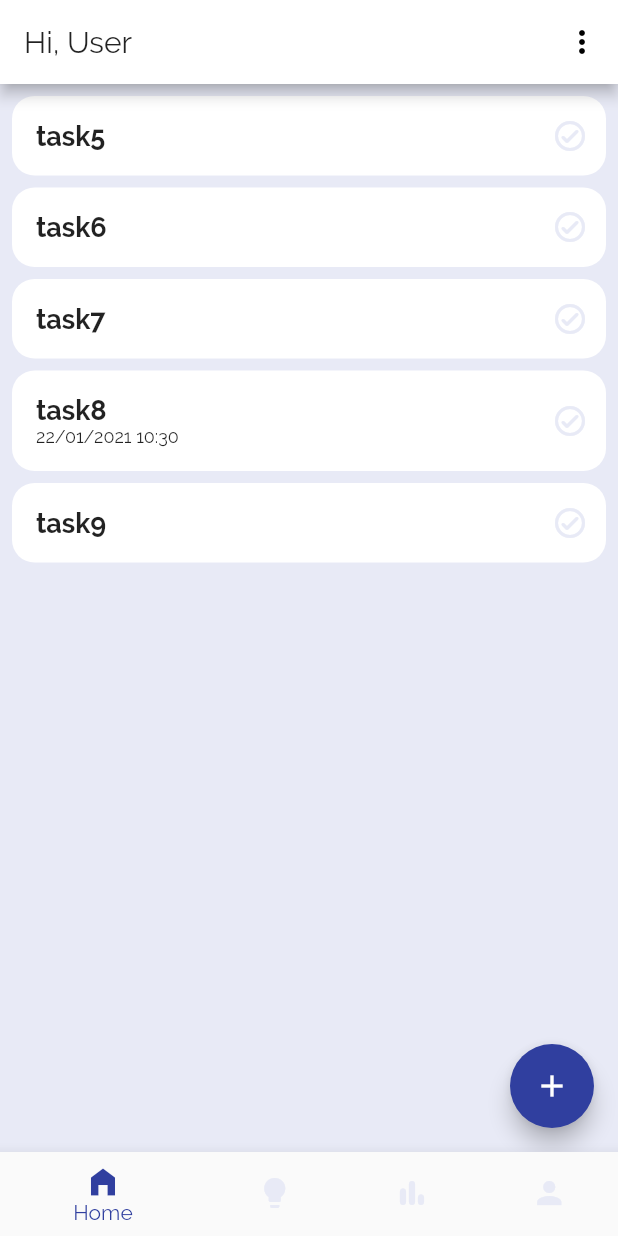
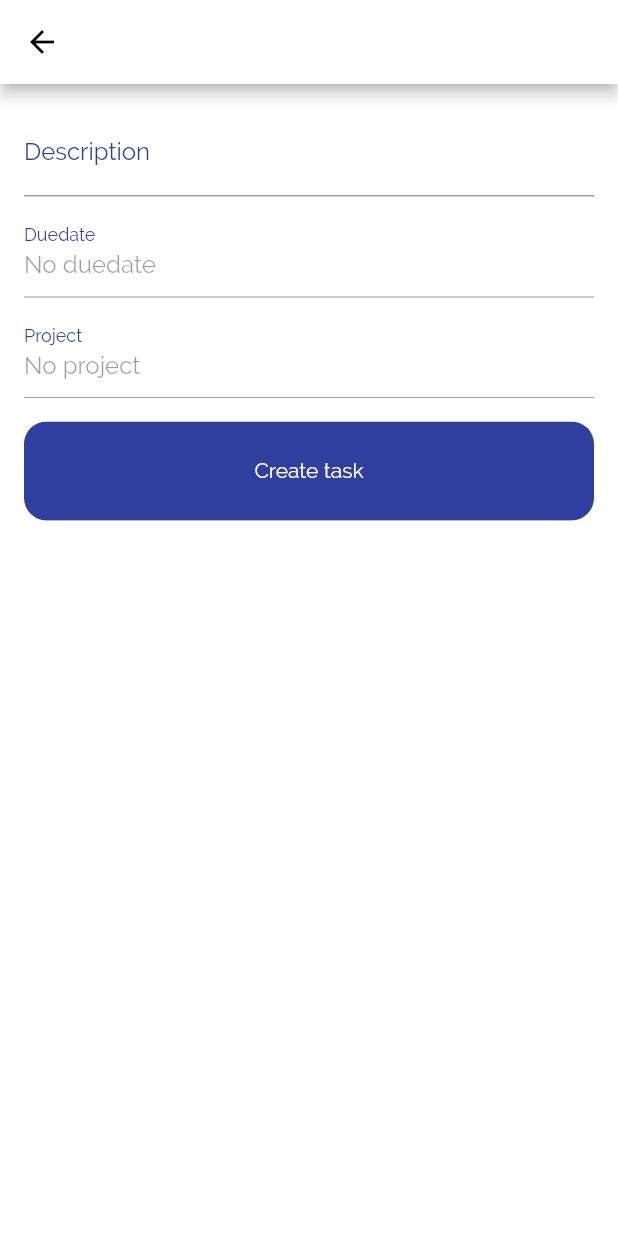
Before and after one commit to smokaleksander/todo_app, a Flutter app: the screen it shows after launch, after a tap on the "check circle outline" icon, after a tap on "task5", on a phone screen of 412 x 824 dp. Run offline on Flutter 3.47's test engine with Material 2 defaults, Android fonts, the phone set to English and light mode, and no system bars.

Commit message:
create new task screen and adding feature

```diff
--- a/lib/main.dart
+++ b/lib/main.dart
@@ -1,14 +1,15 @@
-import 'package:flutter/foundation.dart';
 import 'package:flutter/material.dart';
 import 'package:pomodoro_app/models/project_provider.dart';
 import 'package:pomodoro_app/models/task_provider.dart';
 import 'package:pomodoro_app/screens/StatisticsScreen.dart';
 import 'package:pomodoro_app/screens/profileScreen.dart';
+import 'package:pomodoro_app/screens/task_form_screen.dart';
 import 'package:provider/provider.dart';
 import 'package:pomodoro_app/screens/ProjectDetailScreen.dart';
 import 'package:pomodoro_app/screens/bottomNavManager.dart';
 import 'package:pomodoro_app/screens/homeScreen.dart';
 import 'package:pomodoro_app/screens/ProjectsScreen.dart';
+import './screens/task_form_screen.dart';
 
 void main() => runApp(MyApp());
 
@@ -37,7 +38,8 @@ class MyApp extends StatelessWidget {
           ProjectsScreen.route: (ctx) => ProjectsScreen(),
           ProjectDetailScreen.route: (ctx) => ProjectDetailScreen(),
           ProfileScreen.route: (ctx) => ProfileScreen(),
-          StatisticsScreen.route: (ctx) => StatisticsScreen()
+          StatisticsScreen.route: (ctx) => StatisticsScreen(),
+          TaskFormScreen.route: (ctx) => TaskFormScreen(),
         },
         onUnknownRoute: (settings) {
           return MaterialPageRoute(
--- a/lib/models/task.dart
+++ b/lib/models/task.dart
@@ -2,9 +2,9 @@ import 'package:flutter/foundation.dart';
 
 class Task with ChangeNotifier {
   final String id;
-  String title;
-  DateTime date;
-  String projectId;
+  final String title;
+  final DateTime date;
+  final String projectId;
   bool isDone;
 
   Task({
--- a/lib/models/task_provider.dart
+++ b/lib/models/task_provider.dart
@@ -73,6 +73,10 @@ class TaskProvider with ChangeNotifier {
     return _tasks.where((ts) => ts.isDone == true).toList();
   }
 
+  Task findById(id) {
+    return _tasks.firstWhere((ts) => ts.id == id);
+  }
+
   List<Task> findbyDate() {}
   //getter for fetching copy of list of task
 
@@ -89,4 +93,15 @@ class TaskProvider with ChangeNotifier {
     (_tasks.firstWhere((ts) => ts.id == id)).toggleIsDone();
     notifyListeners();
   }
+
+  void addTask(Task task) {
+    final newTask = Task(
+        id: DateTime.now().toString(),
+        title: task.title,
+        date: task.date,
+        isDone: task.isDone,
+        projectId: task.projectId);
+    _tasks.add(newTask);
+    notifyListeners();
+  }
 }
--- a/lib/screens/ProjectDetailScreen.dart
+++ b/lib/screens/ProjectDetailScreen.dart
@@ -1,6 +1,5 @@
 import 'package:flutter/material.dart';
 import 'package:pomodoro_app/models/project_provider.dart';
-import 'package:pomodoro_app/widgets/task_list.dart';
 import 'package:provider/provider.dart';
 import 'package:pomodoro_app/models/task_provider.dart';
 import 'package:pomodoro_app/widgets/task_item.dart';
--- a/lib/screens/bottomNavManager.dart
+++ b/lib/screens/bottomNavManager.dart
@@ -37,7 +37,7 @@ class _BottomNavManagerState extends State<BottomNavManager> {
           BottomNavigationBarItem(
               icon: Icon(Icons.lightbulb), label: 'Projects'),
           BottomNavigationBarItem(
-              icon: Icon(Icons.bar_chart_rounded), label: 'Home'),
+              icon: Icon(Icons.bar_chart_rounded), label: 'Statistics'),
           BottomNavigationBarItem(icon: Icon(Icons.person), label: 'Profile'),
         ],
       ),
--- /dev/null
+++ b/lib/screens/task_form_screen.dart
@@ -0,0 +1,200 @@
+import 'package:flutter/material.dart';
+import 'package:pomodoro_app/models/project.dart';
+import './../widgets/date_dialog.dart';
+import './../widgets/project_dialog.dart';
+import 'package:provider/provider.dart';
+import 'package:pomodoro_app/models/task_provider.dart';
+import './../models/task.dart';
+import './../models/task_provider.dart';
+import 'package:intl/intl.dart';
+
+class TaskFormScreen extends StatefulWidget {
+  static const route = '/task-form';
+  @override
+  _TaskFormScreenState createState() => _TaskFormScreenState();
+}
+
+class _TaskFormScreenState extends State<TaskFormScreen> {
+  final _dateFieldController = TextEditingController()..text = 'No duedate';
+  final _projectFieldController = TextEditingController()..text = 'No project';
+  final _form = GlobalKey<FormState>();
+  final _titleFocusNode = FocusNode();
+  var _choosenProject = Project(id: null, title: null);
+  var _editedTask =
+      Task(id: null, title: '', date: null, isDone: false, projectId: null);
+
+  @override
+  void dispose() {
+    _titleFocusNode.dispose();
+    _dateFieldController.dispose();
+    _projectFieldController.dispose();
+    super.dispose();
+  }
+
+  void _taskFormSubmit() {
+    final isValid = _form.currentState.validate();
+    if (!isValid) {
+      return;
+    }
+    _form.currentState.save();
+    Provider.of<TaskProvider>(context, listen: false).addTask(_editedTask);
+    Navigator.of(context).pop();
+  }
+
+  Future<String> _chooseDate(BuildContext context) {
+    return showDialog(
+        context: context,
+        builder: (BuildContext context) {
+          return DateDialog();
+        });
+  }
+
+  Future<Project> _chooseProject(BuildContext context) {
+    return showDialog(
+        context: context,
+        builder: (BuildContext context) {
+          return ProjectDialog();
+        });
+  }
+
+  @override
+  Widget build(BuildContext context) {
+    // if (widget.taskId != null) {
+    //   _editedTask = Provider.of<TaskProvider>(context, listen: false)
+    //       .findById(widget.taskId);
+    // }
+
+    return Scaffold(
+      backgroundColor: Colors.white,
+      appBar: AppBar(),
+      body: Padding(
+        padding: EdgeInsets.all(16),
+        child: Container(
+          child: Form(
+            key: _form,
+            child: Column(
+              children: <Widget>[
+                Container(
+                  child: TextFormField(
+                    initialValue: _editedTask.title,
+                    focusNode: _titleFocusNode,
+                    textInputAction: TextInputAction.next,
+                    decoration: InputDecoration(
+                        hintText: 'What need to be done?',
+                        labelText: 'Description',
+                        labelStyle:
+                            TextStyle(color: Theme.of(context).accentColor)),
+                    onSaved: (value) {
+                      _editedTask = Task(
+                          id: null,
+                          title: value,
+                          projectId: _editedTask.projectId,
+                          date: _editedTask.date,
+                          isDone: _editedTask.isDone);
+                    },
+                    validator: (value) {
+                      if (value.isEmpty) {
+                        return 'Task title can`t be empty';
+                      }
+                      return null;
+                    },
+                  ),
+                ),
+                InkWell(
+                  onTap: () => _chooseDate(context).then((onValue) {
+                    setState(() {
+                      _dateFieldController.text = onValue;
+                    });
+                  }),
+                  child: Container(
+                    margin: EdgeInsets.only(top: 8, bottom: 4),
+                    child: TextFormField(
+                      controller: _dateFieldController,
+                      enabled: false,
+                      decoration: InputDecoration(
+                          labelText: 'Duedate',
+                          labelStyle:
+                              TextStyle(color: Theme.of(context).accentColor)),
+                      keyboardType: TextInputType.datetime,
+                      onSaved: (value) {
+                        print(value);
+                        if (value.contains('No duedate') ||
+                            value == null ||
+                            value.isEmpty) {
+                          print('no date');
+                          _editedTask = Task(
+                              id: null,
+                              title: _editedTask.title,
+                              projectId: _editedTask.projectId,
+                              date: null,
+                              isDone: _editedTask.isDone);
+                        } else {
+                          print('date');
+                          _editedTask = Task(
+                              id: null,
+                              title: _editedTask.title,
+                              projectId: _editedTask.projectId,
+                              date: DateFormat('dd/MM/yyyy').parse(value),
+                              isDone: _editedTask.isDone);
+                        }
+                      },
+                    ),
+                  ),
+                ),
+                InkWell(
+                  onTap: () => _chooseProject(context).then((onValue) {
+                    setState(() {
+                      _projectFieldController.text = onValue.title;
+                      if (onValue.id != null) {
+                        _choosenProject =
+                            Project(id: onValue.id, title: onValue.title);
+                      }
+                    });
+                  }),
+                  child: Container(
+                    margin: EdgeInsets.only(top: 4, bottom: 16),
+                    width: double.infinity,
+                    child: TextFormField(
+                      controller: _projectFieldController,
+                      enabled: false,
+                      decoration: InputDecoration(
+                          hintText: 'No project',
+                          labelText: 'Project',
+                          labelStyle:
+                              TextStyle(color: Theme.of(context).accentColor)),
+                      onSaved: (value) {
+                        if (value != 'No project') {
+                          _editedTask = Task(
+                              id: null,
+                              title: _editedTask.title,
+                              projectId: _choosenProject.id,
+                              date: _editedTask.date,
+                              isDone: _editedTask.isDone);
+                        }
+                      },
+                    ),
+                  ),
+                ),
+                ClipRRect(
+                  borderRadius: BorderRadius.circular(15),
+                  child: Container(
+                    width: MediaQuery.of(context).size.width,
+                    height: MediaQuery.of(context).size.height * 0.08,
+                    child: RaisedButton(
+                      color: Theme.of(context).accentColor,
+                      textColor: Theme.of(context).primaryColor,
+                      child: Text(
+                        'Create task',
+                      ),
+                      onPressed: _taskFormSubmit,
+                    ),
+                  ),
+                )
+              ],
+            ),
+          ),
+        ),
+      ),
+    );
+  }
+}
--- a/lib/widgets/task_item.dart
+++ b/lib/widgets/task_item.dart
@@ -1,9 +1,8 @@
 import 'package:flutter/material.dart';
 import 'package:intl/intl.dart';
 import 'package:pomodoro_app/models/task_provider.dart';
-import 'package:pomodoro_app/screens/homeScreen.dart';
 import 'package:provider/provider.dart';
-import './../models/task.dart';
+import './../screens/task_form_screen.dart';
 
 class TaskItem extends StatelessWidget {
   final String id;
@@ -13,7 +12,6 @@ class TaskItem extends StatelessWidget {
   String projectId;
 
   TaskItem({this.title, this.date, this.isDone, this.projectId, this.id});
-  void showTaskDetails() {}
 
   @override
   Widget build(BuildContext context) {
@@ -57,7 +55,9 @@ class TaskItem extends StatelessWidget {
         margin: EdgeInsets.fromLTRB(8, 8, 8, 0),
       ),
       child: InkWell(
-        onTap: showTaskDetails,
+        onTap: () {
+          Navigator.of(context).pushNamed(TaskFormScreen.route);
+        },
         child: Card(
           shape:
               RoundedRectangleBorder(borderRadius: BorderRadius.circular(15)),
@@ -78,7 +78,7 @@ class TaskItem extends StatelessWidget {
                     ),
                     if (date != null)
                       Text(
-                        DateFormat('dd/MM/yyyy hh:mm').format(date),
+                        DateFormat('dd/MM/yyyy').format(date),
                         style: TextStyle(
                             fontSize: 12, fontWeight: FontWeight.w200),
                       )
```
Also changed, not shown: lib/screens/homeScreen.dart (+5 -12 lines), lib/widgets/date_dialog.dart (added, +50 -0 lines), lib/widgets/project_dialog.dart (added, +31 -0 lines), lib/widgets/task_form.dart (deleted, +0 -83 lines), lib/widgets/task_list.dart (deleted, +0 -34 lines).
